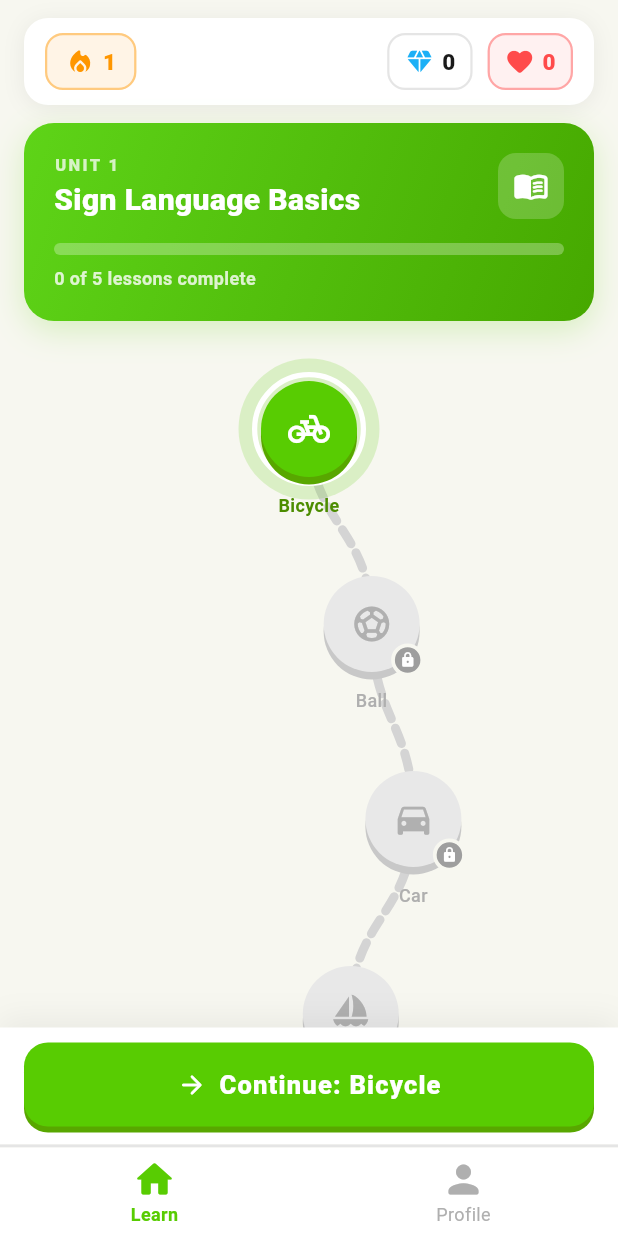
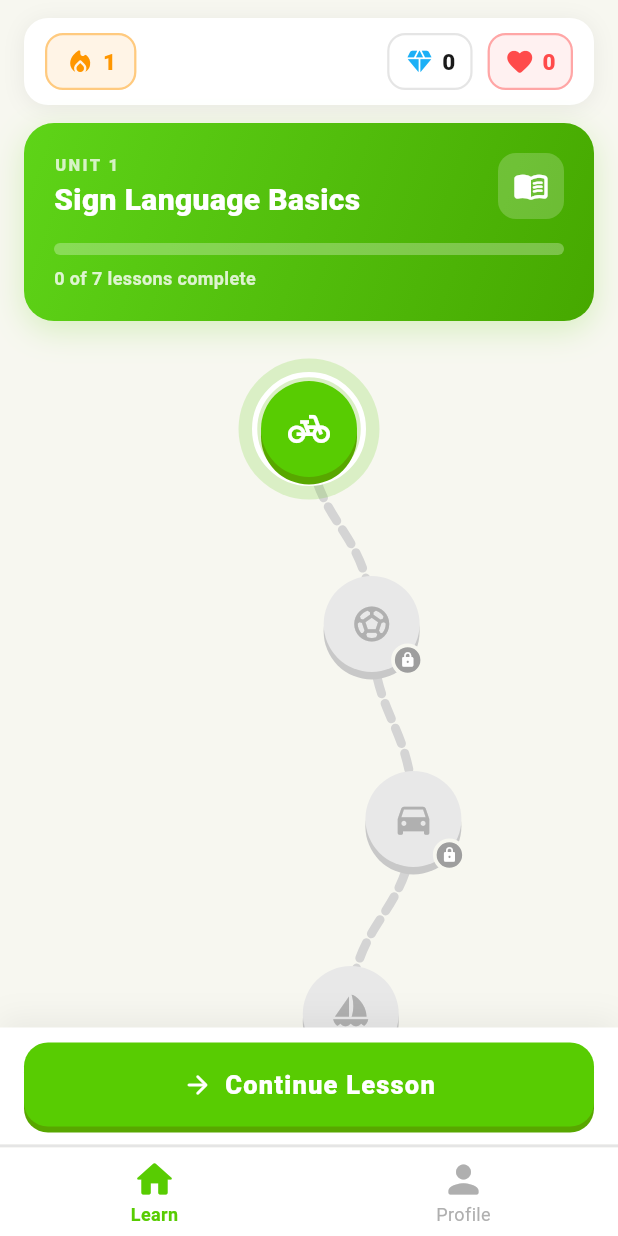
Before and after one commit to rahulgorhe4879/ISL_APP, a Flutter app: the screen it shows after launch, on a phone screen of 412 x 824 dp. Run offline on Flutter 3.47's test engine with Material 3 defaults, Android fonts, the phone set to English and light mode, and no system bars; our stand-ins replace video_player.

Commit message:
Refactor HomeScreen by cleaning up comments and logic
Removed commented sections for better readability and updated total lessons and completed lessons logic.

```diff
--- a/lib/home_screen.dart
+++ b/lib/home_screen.dart
@@ -5,10 +5,6 @@
 import 'duo_theme.dart';
 import 'learn_screen.dart';
 import 'practice_screen.dart';
-
-// ═══════════════════════════════════════════════════
-//  HOME SCREEN — Duolingo winding path
-// ═══════════════════════════════════════════════════
 
 class HomeScreen extends StatelessWidget {
   const HomeScreen({super.key});
@@ -34,10 +30,6 @@
     );
   }
 }
-
-// ─────────────────────────────────────────────────
-//  TOP STATS BAR — streak, gems, hearts
-// ─────────────────────────────────────────────────
 
 class _TopStatsBar extends StatelessWidget {
   final AppState state;
@@ -172,18 +164,14 @@
   }
 }
 
-// ─────────────────────────────────────────────────
-//  UNIT HEADER — gradient card with progress bar
-// ─────────────────────────────────────────────────
-
 class _UnitHeader extends StatelessWidget {
   final AppState state;
   const _UnitHeader({required this.state});
 
   @override
   Widget build(BuildContext context) {
-    const int totalLessons = 5;
-    final int completedLessons = state.currentNodeIndex.clamp(0, totalLessons);
+    const int totalLessons = 7;
+    final int completedLessons = state.lessonsCompleted.clamp(0, totalLessons);
     final double progress = completedLessons / totalLessons;
 
     return Container(
@@ -252,7 +240,6 @@
             ],
           ),
           const SizedBox(height: 16),
-          // Progress bar
           ClipRRect(
             borderRadius: BorderRadius.circular(8),
             child: LinearProgressIndicator(
@@ -277,10 +264,6 @@
   }
 }
 
-// ─────────────────────────────────────────────────
-//  STICKY CTA BUTTON — pinned above bottom nav
-// ─────────────────────────────────────────────────
-
 class _StickyCtaButton extends StatelessWidget {
   final AppState state;
   const _StickyCtaButton({required this.state});
@@ -294,8 +277,8 @@
     final String label = node.type == PathNodeType.practice
         ? 'Start Practice'
         : node.type == PathNodeType.checkpoint
-            ? 'Start Review'
-            : 'Continue: ${node.label}';
+        ? 'Start Review'
+        : 'Continue Lesson';
 
     return Container(
       padding: const EdgeInsets.fromLTRB(16, 10, 16, 12),
@@ -317,10 +300,6 @@
     );
   }
 }
-
-// ─────────────────────────────────────────────────
-//  NAVIGATION HELPER
-// ─────────────────────────────────────────────────
 
 void _navigateToNode(BuildContext context, int index, AppState state) {
   if (!state.isNodeUnlocked(index)) {
@@ -357,18 +336,13 @@
   );
 }
 
-// ─────────────────────────────────────────────────
-//  LEARNING PATH — scrollable S-curve with nodes
-// ─────────────────────────────────────────────────
-
 class _LearningPath extends StatelessWidget {
   final AppState state;
   const _LearningPath({required this.state});
 
-  // Total height per node slot and the actual circle size
   static const double _nodeSpacing = 130.0;
   static const double _circleDiameter = 64.0;
-  static const double _slotSize = 96.0; // circleDiameter + glow padding
+  static const double _slotSize = 96.0;
   static const double _topPadding = 40.0;
 
   @override
@@ -377,7 +351,6 @@
     final totalHeight =
         _topPadding + (pathNodes.length * _nodeSpacing) + 80;
 
-    // Absolute center positions for each node
     final List<Offset> positions = [];
     for (int i = 0; i < pathNodes.length; i++) {
       final x = pathNodes[i].xPercent * (screenWidth - _circleDiameter) +
@@ -393,7 +366,6 @@
         child: Stack(
           clipBehavior: Clip.none,
           children: [
-            // Connecting path lines
             CustomPaint(
               size: Size(screenWidth, totalHeight),
               painter: _PathLinePainter(
@@ -402,7 +374,6 @@
               ),
             ),
 
-            // Nodes
             for (int i = 0; i < pathNodes.length; i++)
               Positioned(
                 left: positions[i].dx - (_slotSize / 2),
@@ -416,44 +387,12 @@
                   onTap: () => _navigateToNode(context, i, state),
                 ),
               ),
-
-            // Node labels (below each node)
-            for (int i = 0; i < pathNodes.length; i++)
-              Positioned(
-                left: positions[i].dx - 52,
-                top: positions[i].dy + (_circleDiameter / 2) + 10,
-                child: SizedBox(
-                  width: 104,
-                  child: Text(
-                    pathNodes[i].label,
-                    textAlign: TextAlign.center,
-                    maxLines: 1,
-                    overflow: TextOverflow.ellipsis,
-                    style: TextStyle(
-                      fontSize: 12,
-                      fontWeight: state.isNodeActive(i) ||
-                              state.isNodeCompleted(i)
-                          ? FontWeight.w700
-                          : FontWeight.w500,
-                      color: state.isNodeCompleted(i)
-                          ? Duo.goldDark
-                          : state.isNodeActive(i)
-                              ? Duo.greenDarker
-                              : Duo.textSecondary,
-                    ),
-                  ),
-                ),
-              ),
           ],
         ),
       ),
     );
   }
 }
-
-// ─────────────────────────────────────────────────
-//  PATH LINE PAINTER — solid green (done) / dashed gray (upcoming)
-// ─────────────────────────────────────────────────
 
 class _PathLinePainter extends CustomPainter {
   final List<Offset> positions;
@@ -475,7 +414,6 @@
         ..cubicTo(start.dx, midY, end.dx, midY, end.dx, end.dy);
 
       if (i < completedUpTo) {
-        // Solid green — completed segment
         canvas.drawPath(
           path,
           Paint()
@@ -485,7 +423,6 @@
             ..strokeCap = StrokeCap.round,
         );
       } else {
-        // Dashed gray — upcoming segment
         _drawDashed(
           canvas,
           path,
@@ -516,10 +453,6 @@
   bool shouldRepaint(_PathLinePainter old) =>
       old.completedUpTo != completedUpTo;
 }
-
-// ─────────────────────────────────────────────────
-//  PATH NODE WIDGET — active / completed / locked
-// ─────────────────────────────────────────────────
 
 class _PathNodeWidget extends StatefulWidget {
   final int index;
@@ -581,7 +514,6 @@
   Widget build(BuildContext context) {
     const double size = 64.0;
 
-    // ── Determine visual state ──
     final Color bgColor;
     final Color shadowColor;
     final Color iconColor;
@@ -606,7 +538,6 @@
       icon = widget.data.icon;
     }
 
-    // ── Base circle ──
     Widget circle = GestureDetector(
       onTap: widget.onTap,
       child: Container(
@@ -623,7 +554,6 @@
       ),
     );
 
-    // ── Lock badge overlay ──
     if (widget.isLocked) {
       circle = Stack(
         clipBehavior: Clip.none,
@@ -647,7 +577,6 @@
       );
     }
 
-    // ── Active: double glow ring + bounce ──
     if (widget.isActive) {
       circle = AnimatedBuilder(
         animation: _ctrl,
@@ -656,7 +585,6 @@
           child: Stack(
             alignment: Alignment.center,
             children: [
-              // Outer soft glow halo
               Container(
                 width: size + 30,
                 height: size + 30,
@@ -665,7 +593,6 @@
                   color: Duo.green.withValues(alpha: 0.18),
                 ),
               ),
-              // White ring
               Container(
                 width: size + 12,
                 height: size + 12,
```
